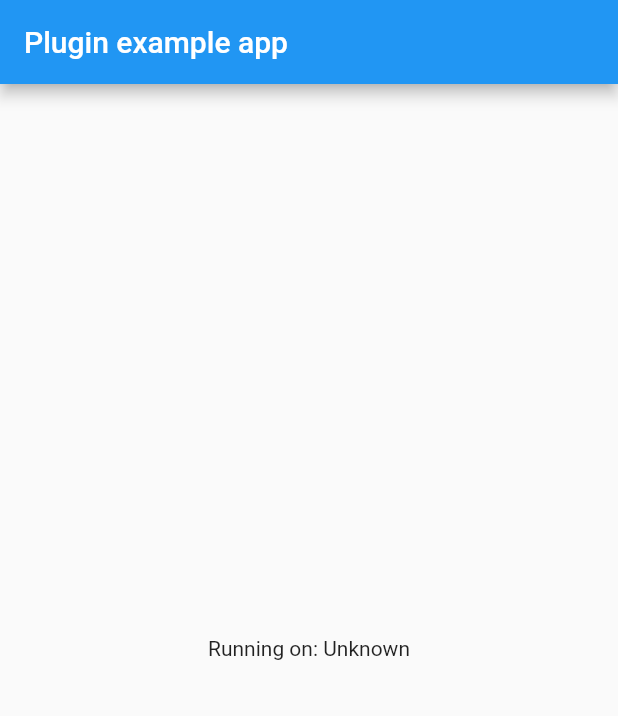
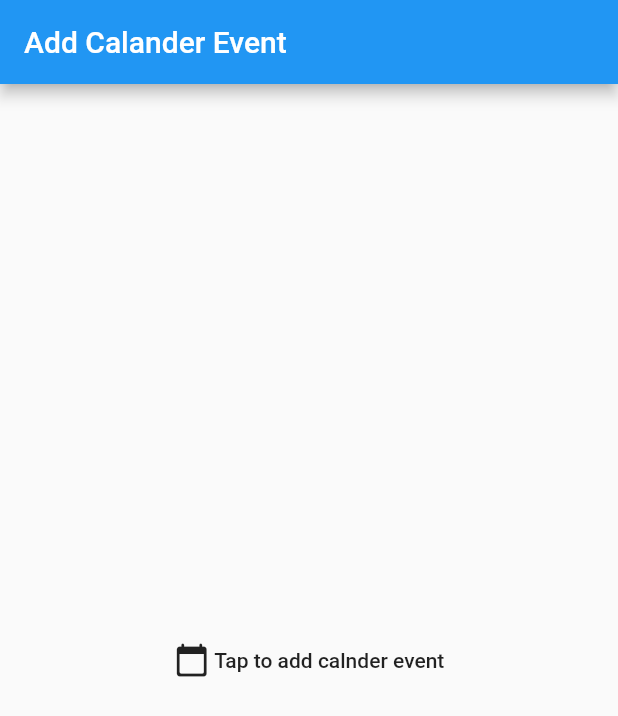
Before and after one commit to Karanbit01/add_calender_event, a Flutter app: the screen it shows after launch, on a phone screen of 412 x 824 dp. Shown: the top 716 px of the screen. Run offline on Flutter 3.47's test engine with Material 2 defaults, Android fonts, the phone set to English and light mode, and no system bars.

Commit message:
update  calander plugin related changes

```diff
--- a/example/lib/main.dart
+++ b/example/lib/main.dart
@@ -1,6 +1,6 @@
-import 'package:flutter/material.dart';
 import 'dart:async';
 
+import 'package:flutter/material.dart';
 import 'package:flutter/services.dart';
 import 'package:calender_event/calender_event.dart';
 
@@ -16,13 +16,13 @@ class MyApp extends StatefulWidget {
 }
 
 class _MyAppState extends State<MyApp> {
-  String _platformVersion = 'Unknown';
+  final String _platformVersion = 'Unknown';
   final _calenderEventPlugin = CalenderEvent();
 
   @override
   void initState() {
     super.initState();
-    initPlatformState();
+    //
   }
 
   // Platform messages are asynchronous, so we initialize in an async method.
@@ -33,7 +33,9 @@ class _MyAppState extends State<MyApp> {
       var result = await CalenderEvent.showCalender(eventName: "GS Wellness");
       // platformVersion = await CalenderEvent.getPlatformVersion() ??
       //     'Unknown platform version';
-    } on PlatformException {}
+    } on PlatformException {
+
+    }
 
     // If the widget was removed from the tree while the asynchronous platform
     // message was in flight, we want to discard the reply rather than calling
@@ -46,10 +48,23 @@ class _MyAppState extends State<MyApp> {
     return MaterialApp(
       home: Scaffold(
         appBar: AppBar(
-          title: const Text('Plugin example app'),
+          title: const Text('Add Calander Event'),
         ),
         body: Center(
-          child: Text('Running on: $_platformVersion\n'),
+          child: MaterialButton(
+            onPressed: (){
+
+              initPlatformState();
+
+            },
+            child: Row(
+              mainAxisAlignment: MainAxisAlignment.center,
+              children: const [
+                Icon(Icons.calendar_today_rounded),
+                Text(" Tap to add calnder event"),
+              ],
+            ),
+            )
         ),
       ),
     );
```
Also changed, not shown: lib/calender_event.dart (+5 -5 lines), 2 other files.
